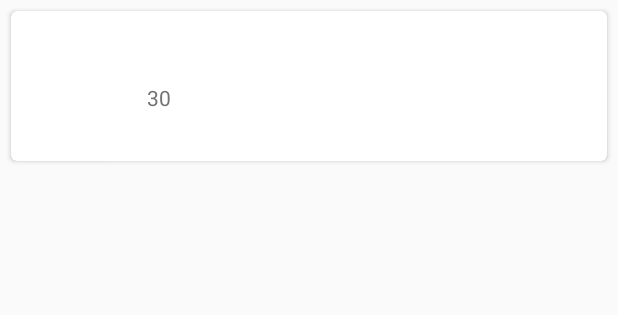
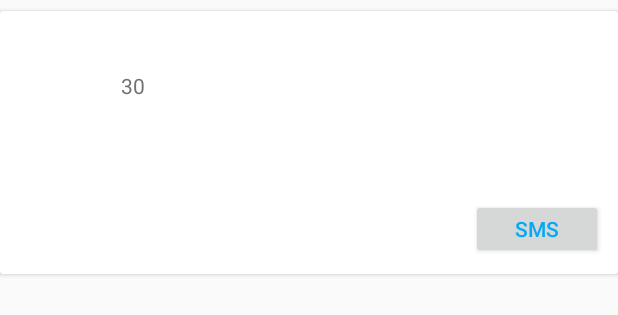
Before and after one commit to Felixaa/KompisLeague, an Android app: the layout card_view_item.xml on its own in the app's theme, with its tools: preview values and no code run, on a phone screen of 412 x 824 dp. Shown: the top 315 px of the screen. Run offline under Robolectric (Android 15) with nearby library versions, the phone set to English and light mode, and no system bars.

Commit message:
pleased with how UI are turning out

```diff
--- a/app/src/main/java/no/aardal/kompisleague/controllers/RiotAPI.java
+++ b/app/src/main/java/no/aardal/kompisleague/controllers/RiotAPI.java
@@ -22,5 +22,11 @@ public interface RiotAPI {
     @GET("/observer-mode/rest/consumer/getSpectatorGameInfo/{region}/{summonerId}")
     Call<Map> getCurrentMatch(@Path("region") String region, @Path("summonerId") String summonerId, @Query("api_key") String api_key);
 
+    // Get recent games by summonerID
+    @GET("/api/lol/{region}/v1.3/game/by-summoner/{summonerId}/recent")
+    Call<Map> getRecentGames(@Path("region") String region, @Path("summonerId") String summonerId, @Query("api_key") String api_key);
 
+    // Get summoner Tier and division
+    @GET("/api/lol/{region}/v2.5/league/by-summoner/{summonerIds}/entry")
+    Call<Map> getRanked(@Path("region") String region, @Path("summonerIds") String summonerIds, @Query("api_key") String api_key);
 }
--- a/app/src/main/java/no/aardal/kompisleague/utils/Config.java
+++ b/app/src/main/java/no/aardal/kompisleague/utils/Config.java
@@ -11,6 +11,7 @@ public class Config {
     public static final String region = "EUW1";
     public static final String urlParamKey = "6a85e0eb-e775-4012-a854-8999b4a80923";
     public static final String profilePicUrl = "http://ddragon.leagueoflegends.com/cdn/5.20.1/img/profileicon/";
+    public static final String splashArtUrl = "http://ddragon.leagueoflegends.com/cdn/img/champion/splash/";
 
 
     public static ArrayList<String> getTestDator() {
--- a/app/src/main/res/layout/card_view_item.xml
+++ b/app/src/main/res/layout/card_view_item.xml
@@ -9,12 +9,12 @@
     <android.support.v7.widget.CardView
         xmlns:card_view="http://schemas.android.com/apk/res-auto"
         android:id="@+id/card_item"
-        android:layout_height="100dp"
+        android:layout_height="175dp"
         android:layout_width="match_parent"
         android:layout_gravity="center"
-        android:layout_margin="7dp"
-        app:cardUseCompactPadding="true"
-        card_view:cardCornerRadius="4dp">
+        android:layout_marginTop="7dp"
+        android:layout_marginBottom="7dp"
+        app:cardUseCompactPadding="true">
 
         <RelativeLayout
             android:layout_width="match_parent"
@@ -23,12 +23,13 @@
 
             <ImageView
                 android:id="@+id/profile_picture"
-                android:layout_width="75dp"
-                android:layout_height="75dp"
+                android:layout_width="65dp"
+                android:layout_height="65dp"
                 app:background="@android:color/holo_red_dark"
-                android:layout_centerVertical="true" />
+                android:layout_centerVertical="false" />
 
             <LinearLayout
+                android:id="@+id/summonername_box"
                 android:layout_width="wrap_content"
                 android:layout_height="wrap_content"
                 android:layout_margin="5dp"
@@ -37,7 +38,7 @@
 
                 <TextView
                     android:id="@+id/cardview_text"
-                    android:textSize="24dp"
+                    android:textSize="18dp"
                     android:textColor="@color/textColor"
                     android:layout_width="wrap_content"
                     android:layout_height="wrap_content"
@@ -52,6 +53,16 @@
 
             </LinearLayout>
 
+
+            <Button
+                android:id="@+id/sms_button"
+                android:text="SMS"
+                android:layout_alignParentRight="true"
+                android:layout_alignParentBottom="true"
+                android:layout_width="wrap_content"
+                android:layout_height="40dp"
+                android:textColor="@color/colorPrimary"/>
+
         </RelativeLayout>
 
 
```
